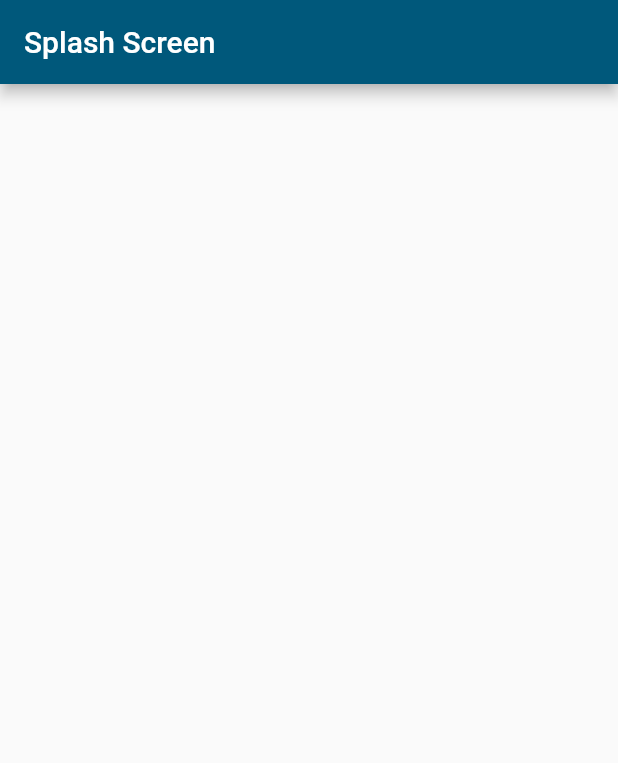
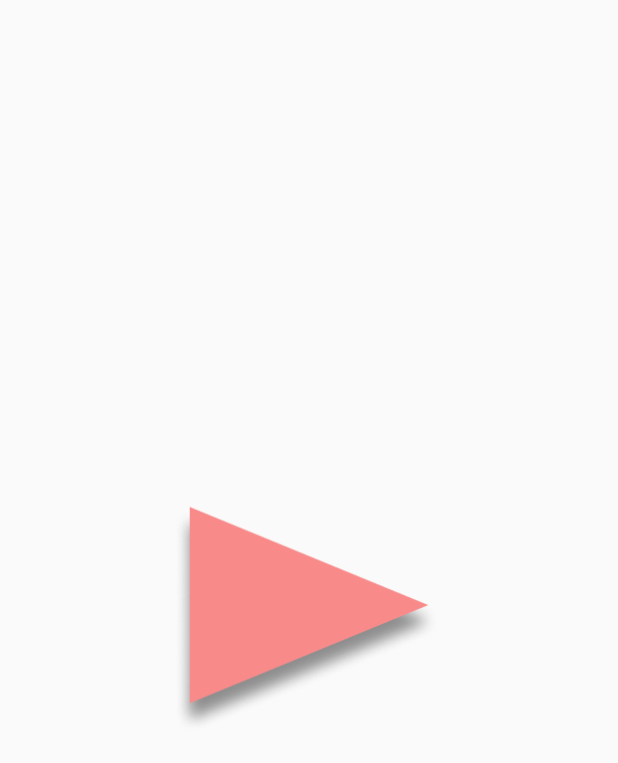
Before and after one commit to abdallaabozaid/axis_assignment, a Flutter app: the first screen one second after launch, on a phone screen of 412 x 824 dp. Shown: the top 763 px of the screen. Run offline on Flutter 3.47's test engine with Material 2 defaults, Android fonts, the phone set to English and light mode, and no system bars; our stand-ins replace dartz, dio, flutter_screenutil, shared_preferences.

Commit message:
splash screen

```diff
--- a/lib/config/constants/assets_const.dart
+++ b/lib/config/constants/assets_const.dart
@@ -1 +1,2 @@
 ///// assets
+const String appLogoAsset = 'assets/images/logo.png';
--- a/lib/src/presentation/00_core/app_widget.dart
+++ b/lib/src/presentation/00_core/app_widget.dart
@@ -1,17 +1,24 @@
 import 'package:axis_assignment/config/router/app_router.dart';
 import 'package:axis_assignment/config/theme/app_theme.dart';
 import 'package:flutter/material.dart';
+import 'package:flutter_screenutil/flutter_screenutil.dart';
 
 class AppWidget extends StatelessWidget {
   const AppWidget({Key? key}) : super(key: key);
 
   @override
   Widget build(BuildContext context) {
-    return MaterialApp(
-      debugShowCheckedModeBanner: false,
-      title: 'Axis Celebrities',
-      theme: AppTheme.lightAppTheme,
-      onGenerateRoute: AppRouter.generateRoute,
+    return ScreenUtilInit(
+      builder: (context, child) => child!,
+      designSize: const Size(375, 812),
+      minTextAdapt: true,
+      splitScreenMode: false,
+      child: MaterialApp(
+        debugShowCheckedModeBanner: false,
+        title: 'Axis Celebrities',
+        theme: AppTheme.lightAppTheme,
+        onGenerateRoute: AppRouter.generateRoute,
+      ),
     );
   }
 }
--- /dev/null
+++ b/lib/src/presentation/00_core/common_widgets/app_logo.dart
@@ -0,0 +1,29 @@
+import 'package:flutter/material.dart';
+import 'package:flutter_screenutil/flutter_screenutil.dart';
+
+class AppLogo extends StatelessWidget {
+  const AppLogo({
+    Key? key,
+    this.imageAsset,
+    this.imageUrl,
+    required this.width,
+    required this.height,
+  }) : super(key: key);
+  final String? imageAsset;
+  final String? imageUrl;
+  final double width;
+  final double height;
+
+  @override
+  Widget build(BuildContext context) {
+    return Center(
+      child: SizedBox(
+        width: width.w,
+        height: height.w,
+        child: imageAsset == null
+            ? Image.network(imageUrl!)
+            : Image.asset(imageAsset!),
+      ),
+    );
+  }
+}
--- a/lib/src/presentation/01_splash_screen/splash_screen.dart
+++ b/lib/src/presentation/01_splash_screen/splash_screen.dart
@@ -1,13 +1,30 @@
+import 'package:axis_assignment/config/constants/assets_const.dart';
+import 'package:axis_assignment/config/constants/routes_const.dart';
+import 'package:axis_assignment/src/presentation/00_core/common_widgets/app_logo.dart';
 import 'package:flutter/material.dart';
 
 class SplashScreen extends StatelessWidget {
   const SplashScreen({Key? key}) : super(key: key);
+  Future<void> _delay(BuildContext ctx) async {
+    // splash timer
+    await Future.delayed(
+      const Duration(
+        seconds: 2,
+      ),
+    );
+    Navigator.pushReplacementNamed(ctx, homeScreen);
+  }
 
   @override
   Widget build(BuildContext context) {
-    return Scaffold(
-      appBar: AppBar(
-        title: const Text('Splash Screen'),
+    return FutureBuilder(
+      future: _delay(context),
+      builder: (context, snapshot) => const Scaffold(
+        body: AppLogo(
+          width: 164,
+          height: 164,
+          imageAsset: appLogoAsset,
+        ),
       ),
     );
   }
```
Also changed, not shown: pubspec.yaml (+4 -6 lines), assets/images/logo.png (added).
